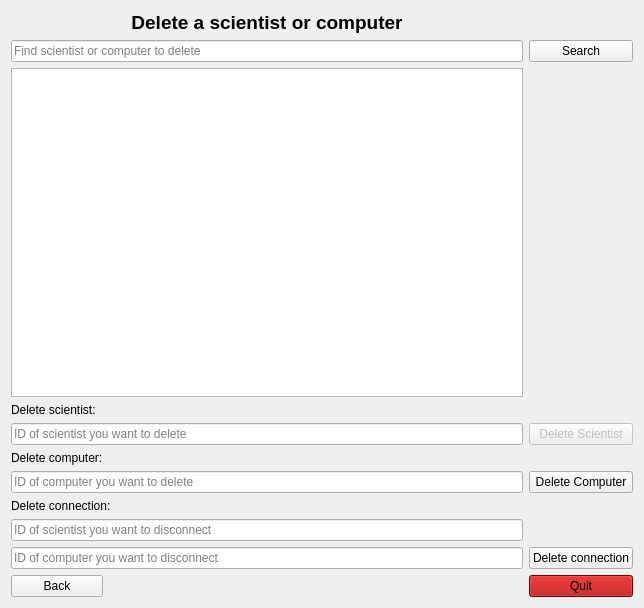
Chiquita40-VLN-H2016/chiquita40, file Skil3/DeleteWindow.ui: the form before one commit.
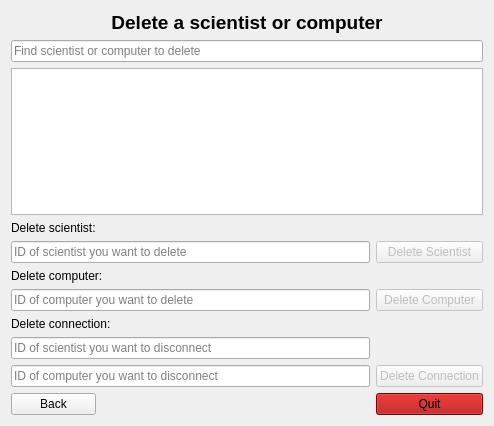
The form after the commit.

Commit message: delete connection

What changed in the file:
```diff
--- a/Skil3/DeleteWindow.ui
+++ b/Skil3/DeleteWindow.ui
@@ -6,62 +6,24 @@
    <rect>
     <x>0</x>
     <y>0</y>
-    <width>644</width>
-    <height>608</height>
+    <width>494</width>
+    <height>426</height>
    </rect>
   </property>
   <property name="windowTitle">
    <string>Dialog</string>
   </property>
   <layout class="QGridLayout" name="gridLayout">
-   <item row="5" column="0">
-    <widget class="QLabel" name="label_deleteComputer">
-     <property name="text">
-      <string>Delete computer:</string>
-     </property>
-    </widget>
-   </item>
-   <item row="4" column="2">
-    <widget class="QPushButton" name="button_deleteScientist">
-     <property name="enabled">
-      <bool>false</bool>
-     </property>
-     <property name="text">
-      <string>Delete Scientist</string>
-     </property>
-    </widget>
-   </item>
-   <item row="4" column="0" colspan="2">
-    <widget class="QLineEdit" name="lineEdit_deleteScientistID">
-     <property name="placeholderText">
-      <string>ID of scientist you want to delete</string>
-     </property>
-    </widget>
-   </item>
-   <item row="1" column="2">
-    <widget class="QPushButton" name="button_deletePageSearch">
-     <property name="text">
-      <string>Search</string>
-     </property>
-    </widget>
-   </item>
-   <item row="1" column="0" colspan="2">
-    <widget class="QLineEdit" name="input_deletePageSearch">
-     <property name="placeholderText">
-      <string>Find scientist or computer to delete</string>
-     </property>
-    </widget>
-   </item>
-   <item row="2" column="0" colspan="2">
-    <widget class="QListWidget" name="list_deletePageSearchResult"/>
-   </item>
-   <item row="0" column="0" colspan="2">
+   <item row="0" column="0" colspan="3">
     <widget class="QLabel" name="label">
      <property name="text">
       <string>&lt;html&gt;&lt;head/&gt;&lt;body&gt;&lt;p align=&quot;center&quot;&gt;&lt;span style=&quot; font-size:14pt; font-weight:600;&quot;&gt;Delete a scientist or computer&lt;/span&gt;&lt;/p&gt;&lt;/body&gt;&lt;/html&gt;</string>
      </property>
     </widget>
    </item>
+   <item row="2" column="0" colspan="3">
+    <widget class="QListWidget" name="list_deletePageSearchResult"/>
+   </item>
    <item row="3" column="0">
     <widget class="QLabel" name="label_deleteScientist">
      <property name="text">
@@ -69,78 +31,115 @@
      </property>
     </widget>
    </item>
-   <item row="10" column="0">
-    <widget class="QPushButton" name="button_deleteBack">
+   <item row="4" column="0" colspan="2">
+    <widget class="QLineEdit" name="lineEdit_deleteScientistID">
+     <property name="placeholderText">
+      <string>ID of scientist you want to delete</string>
+     </property>
+    </widget>
+   </item>
+   <item row="4" column="2">
+    <widget class="QPushButton" name="button_deleteScientist">
+     <property name="enabled">
+      <bool>false</bool>
+     </property>
      <property name="text">
-      <string>Back</string>
+      <string>Delete Scientist</string>
      </property>
     </widget>
    </item>
-   <item row="6" column="2">
-    <widget class="QPushButton" name="button_deleteComputer">
+   <item row="5" column="0" colspan="2">
+    <widget class="QLabel" name="label_deleteComputer">
      <property name="text">
-      <string>Delete Computer</string>
+      <string>Delete computer:</string>
      </property>
     </widget>
    </item>
    <item row="7" column="0" colspan="2">
-    <widget class="QLabel" name="label_deleteConnection">
-     <property name="text">
-      <string>Delete connection:</string>
-     </property>
-    </widget>
-   </item>
-   <item row="6" column="0" colspan="2">
     <widget class="QLineEdit" name="lineEdit_deleteComputerID">
      <property name="placeholderText">
       <string>ID of computer you want to delete</string>
      </property>
     </widget>
    </item>
-   <item row="10" column="2">
-    <widget class="QPushButton" name="button_deleteQuit">
-     <property name="styleSheet">
-      <string notr="true">background-color: rgb(170, 0, 0);
-selection-color: rgb(170, 0, 0);
-color: rgb(170, 0, 0);
-color: rgb(0, 0, 0);</string>
-     </property>
-     <property name="text">
-      <string>Quit</string>
-     </property>
-    </widget>
-   </item>
-   <item row="9" column="2">
-    <widget class="QPushButton" name="button_deleteConnection">
-     <property name="text">
-      <string>Delete connection</string>
-     </property>
-    </widget>
-   </item>
    <item row="8" column="0" colspan="2">
+    <widget class="QLabel" name="label_deleteConnection">
+     <property name="text">
+      <string>Delete connection:</string>
+     </property>
+    </widget>
+   </item>
+   <item row="9" column="0" colspan="2">
     <widget class="QLineEdit" name="lineEdit_deleteConnectionScientistID">
      <property name="placeholderText">
       <string>ID of scientist you want to disconnect</string>
      </property>
     </widget>
    </item>
-   <item row="10" column="1">
+   <item row="10" column="0" colspan="2">
+    <widget class="QLineEdit" name="lineEdit_deleteConnectionComputerID">
+     <property name="placeholderText">
+      <string>ID of computer you want to disconnect</string>
+     </property>
+    </widget>
+   </item>
+   <item row="10" column="2">
+    <widget class="QPushButton" name="button_deleteConnection">
+     <property name="enabled">
+      <bool>false</bool>
+     </property>
+     <property name="text">
+      <string>Delete Connection</string>
+     </property>
+    </widget>
+   </item>
+   <item row="11" column="0">
+    <widget class="QPushButton" name="button_deleteBack">
+     <property name="text">
+      <string>Back</string>
+     </property>
+    </widget>
+   </item>
+   <item row="11" column="1">
     <spacer name="horizontalSpacer">
      <property name="orientation">
       <enum>Qt::Horizontal</enum>
      </property>
      <property name="sizeHint" stdset="0">
       <size>
-       <width>434</width>
+       <width>288</width>
        <height>20</height>
       </size>
      </property>
     </spacer>
    </item>
-   <item row="9" column="0" colspan="2">
-    <widget class="QLineEdit" name="lineEdit_deleteConnectionComputerID">
+   <item row="11" column="2">
+    <widget class="QPushButton" name="button_deleteQuit">
+     <property name="styleSheet">
+      <string notr="true">background-color: rgb(170, 0, 0);
+selection-color: rgb(170, 0, 0);
+color: rgb(170, 0, 0);
+color: rgb(0, 0, 0);</string>
+     </property>
+     <property name="text">
+      <string>Quit</string>
+     </property>
+    </widget>
+   </item>
+   <item row="1" column="0" colspan="3">
+    <widget class="QLineEdit" name="input_deletePageSearch">
      <property name="placeholderText">
-      <string>ID of computer you want to disconnect</string>
+      <string>Find scientist or computer to delete</string>
+     </property>
+    </widget>
+   </item>
+   <item row="7" column="2">
+    <widget class="QPushButton" name="button_deleteComputer">
+     <property name="enabled">
+      <bool>false</bool>
+     </property>
+     <property name="text">
+      <string>Delete Computer</string>
      </property>
     </widget>
    </item>
```
The commit also changes 4 other files.
